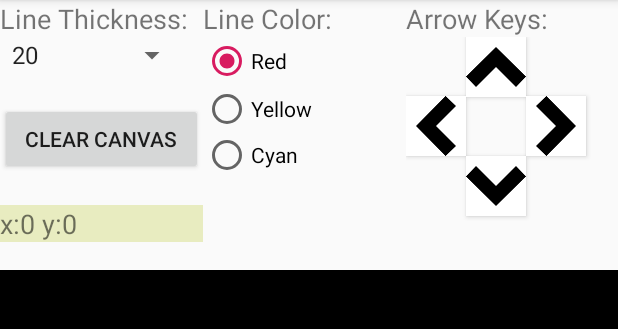
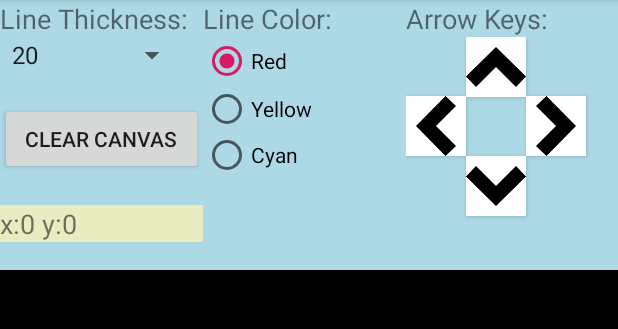
Before and after one commit to vuhieuphong/Android_Frames-Animation-Canvas, an Android app: the DrawActivity screen opened directly, with no data from a screen before it, on a phone screen of 412 x 824 dp, the part 84-413 px from its top. Run offline under Robolectric (Android 15) with nearby library versions, the phone set to English and light mode, and no system bars.

```diff
--- a/app/src/main/res/layout/draw_main.xml
+++ b/app/src/main/res/layout/draw_main.xml
@@ -11,7 +11,7 @@
     android:layout_height="match_parent"
     android:orientation="vertical"
         android:weightSum="4"
-    >
+        android:background="@color/lightBlue">
 
     <LinearLayout
         android:layout_width="match_parent"
--- a/app/src/main/res/values/colors.xml
+++ b/app/src/main/res/values/colors.xml
@@ -3,4 +3,5 @@
     <color name="colorPrimary">#008577</color>
     <color name="colorPrimaryDark">#00574B</color>
     <color name="colorAccent">#D81B60</color>
+    <color name="lightBlue">#ADD8E6</color>
 </resources>
```
